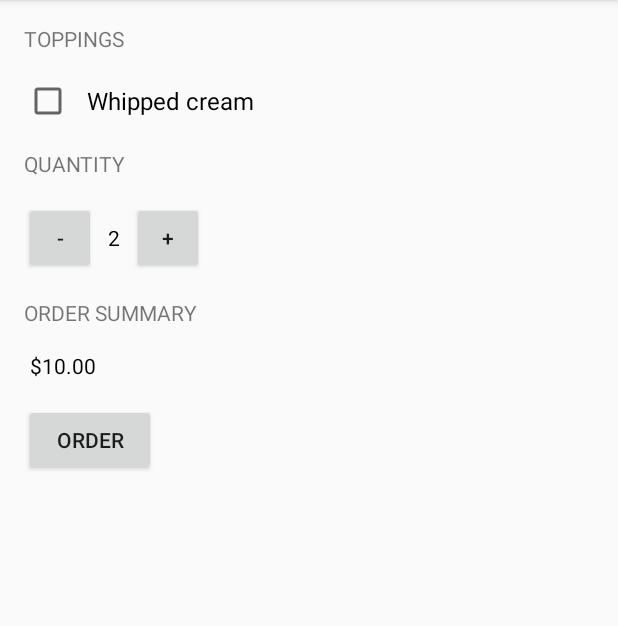
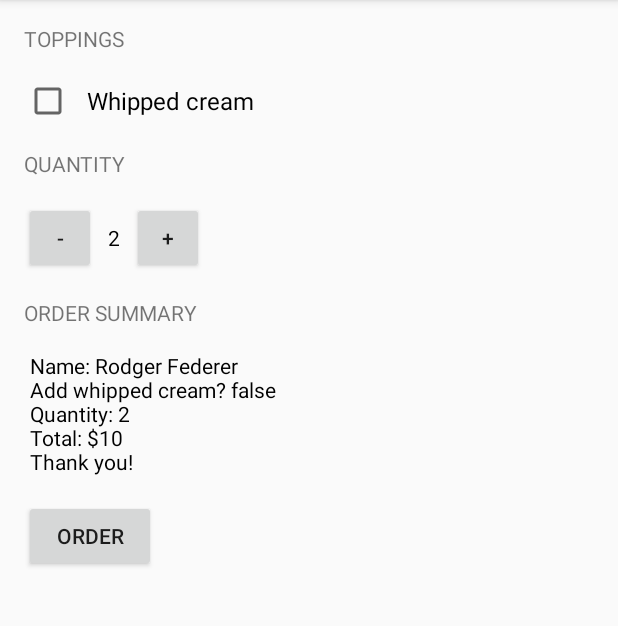
Before and after one commit to djmgeneseo/Just-Java, an Android app: the screen it shows after launch (MainActivity), after a tap on "ORDER", on a phone screen of 412 x 824 dp, the part 84-710 px from its top. Run offline under Robolectric (Android 15) with nearby library versions, the phone set to English and light mode, and no system bars.

Commit message:
The screen can now scroll

```diff
--- a/app/src/main/java/com/example/android/justjava/MainActivity.java
+++ b/app/src/main/java/com/example/android/justjava/MainActivity.java
@@ -52,7 +52,7 @@ public class MainActivity extends AppCompatActivity {
         CheckBox whippedCreamCheckBox = (CheckBox) findViewById(R.id.whipped_cream);
         boolean hasWhippedCream = whippedCreamCheckBox.isChecked();
 
-        displayMessage(createOrderSummary(calculatePrice(quantity, 5)), hasWhippedCream);
+        displayMessage(createOrderSummary(calculatePrice(quantity, 5),hasWhippedCream));
     }
 
     /**
@@ -72,8 +72,6 @@ public class MainActivity extends AppCompatActivity {
      * @param price = number of cups of coffee
      */
     private String createOrderSummary(int price, boolean hasWhippedCream) {
-
-
         String orderSummary = "Name: Rodger Federer";
         orderSummary = orderSummary + "\nAdd whipped cream? " + hasWhippedCream;
         orderSummary = orderSummary + "\nQuantity: " + quantity;
--- a/app/src/main/res/layout/activity_main.xml
+++ b/app/src/main/res/layout/activity_main.xml
@@ -1,7 +1,11 @@
 <?xml version="1.0" encoding="utf-8"?>
+<ScrollView
+    xmlns:android="http://schemas.android.com/apk/res/android"
+    xmlns:tools="http://schemas.android.com/tools"
+    android:layout_height="match_parent"
+    android:layout_width="match_parent">
 
-<LinearLayout xmlns:android="http://schemas.android.com/apk/res/android"
-    xmlns:tools="http://schemas.android.com/tools"
+    <LinearLayout
         android:orientation="vertical"
         android:layout_width="match_parent"
         android:layout_height="match_parent"
@@ -87,4 +91,6 @@
             android:text="Order"
             android:onClick="submitOrder" />
 
+
     </LinearLayout>
+</ScrollView>
```
Lines whose indentation alone changed are shown as unchanged.
